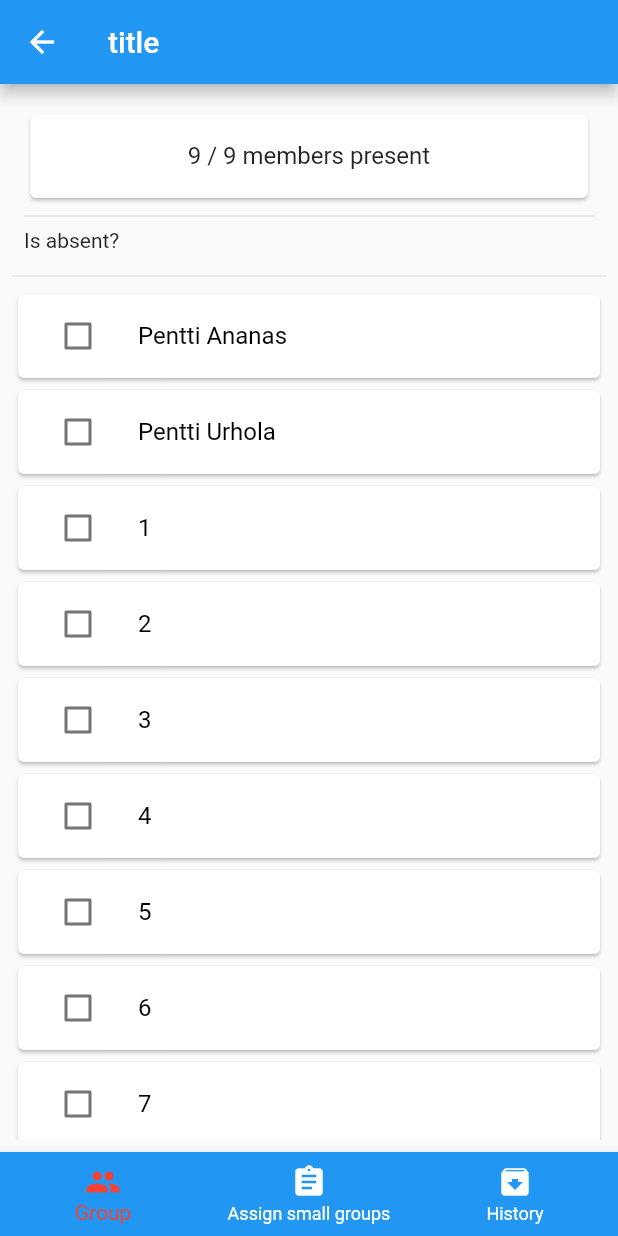
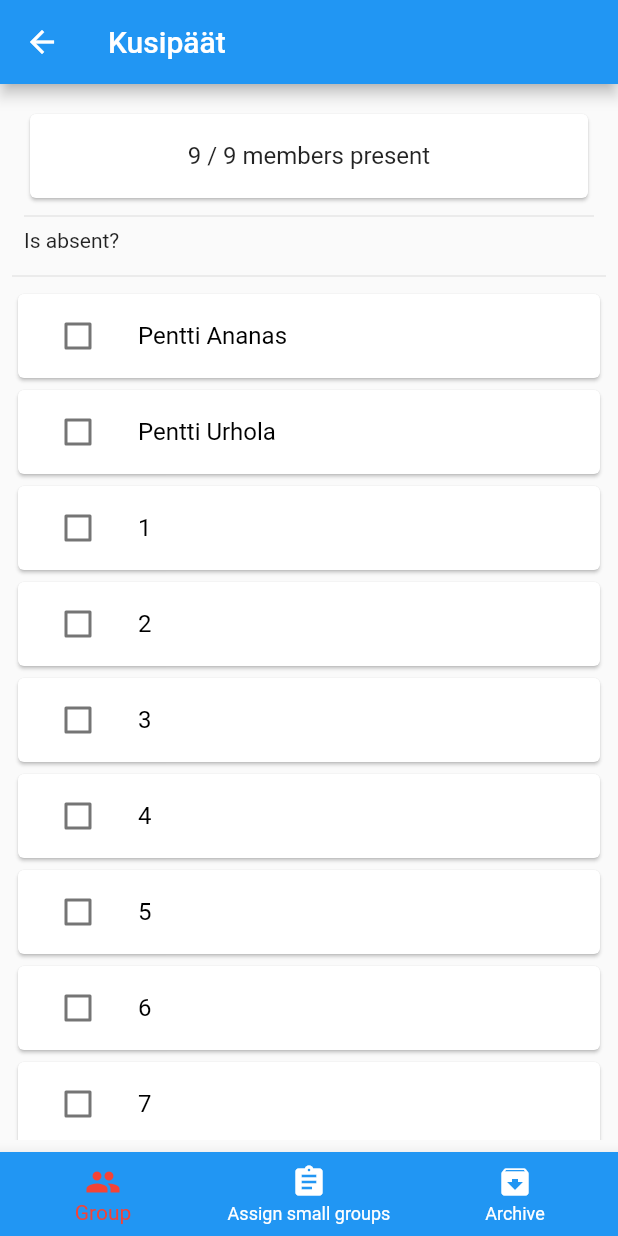
Before and after one commit to Tetradynamia/small-groups-organize, a Flutter app: the screen it shows after launch, after a tap on "Kusipäät", on a phone screen of 412 x 824 dp. Run offline on Flutter 3.47's test engine with Material 2 defaults, Android fonts, the phone set to English and light mode, and no system bars.

Commit message:
minor changes

```diff
--- a/lib/screens/tabs_screen.dart
+++ b/lib/screens/tabs_screen.dart
@@ -19,12 +19,15 @@ class _TabsScreenState extends State<TabsScreen> {
   @override
   void initState() {
     _pages = [
-      {"page": GroupScreen(), "title": 'title'},
+      {"page": GroupScreen(), "title": ''},
       {"page": ShuffleScreen(), "title": "Shuffle"},
       {"page": HistoryScreen(), "title": "Shuffle"},
     ];
     super.initState();
   }
+
+
+
 
   void _selectPage(int index) {
     setState(() {
@@ -36,7 +39,7 @@ class _TabsScreenState extends State<TabsScreen> {
   Widget build(BuildContext context) {
     return Scaffold(
       appBar: AppBar(
-        title: Text(_pages[_selectedPageIndex]["title"]),
+        title: Text('${ModalRoute.of(context).settings.arguments} '),
       ),
       body: _pages[_selectedPageIndex]["page"],
       bottomNavigationBar: BottomNavigationBar(
@@ -60,7 +63,7 @@ class _TabsScreenState extends State<TabsScreen> {
           BottomNavigationBarItem(
             backgroundColor: Theme.of(context).primaryColor,
             icon: Icon(Icons.archive),
-            title: Text("History"),
+            title: Text("Archive"),
           )
         ],
       ),
```
